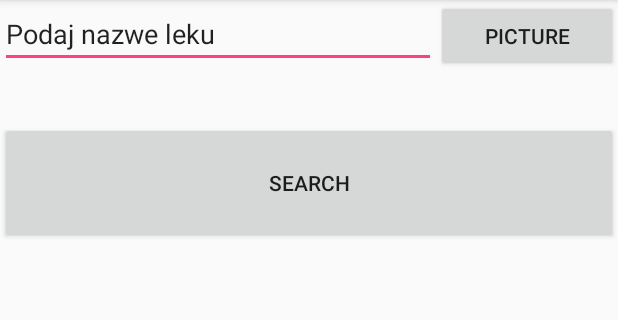
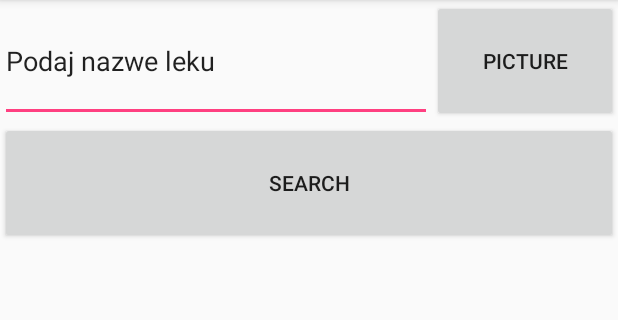
Before and after one commit to mrosicki/hackyeah-2018, an Android app: the screen it shows after launch (MainActivity), on a phone screen of 412 x 824 dp, the part 84-404 px from its top. Run offline under Robolectric (Android 15) with nearby library versions, the phone set to English and light mode, and no system bars; our stand-ins replace Room's generated code.

Commit message:
Dodanie sugestii i poprawienie guzika picture

```diff
--- a/app/src/main/java/com/prototype/hackyeah2018/MainActivity.java
+++ b/app/src/main/java/com/prototype/hackyeah2018/MainActivity.java
@@ -1,6 +1,7 @@
 package com.prototype.hackyeah2018;
 
 import java.sql.Time;
+import java.util.ArrayList;
 import java.util.List;
 
 import com.prototype.hackyeah2018.db.AppDatabase;
@@ -20,6 +21,8 @@ import android.os.AsyncTask;
 import android.os.Bundle;
 import android.support.v7.app.AppCompatActivity;
 import android.view.View;
+import android.widget.ArrayAdapter;
+import android.widget.AutoCompleteTextView;
 import android.widget.Button;
 
 public class MainActivity extends AppCompatActivity {
@@ -43,30 +46,44 @@ public class MainActivity extends AppCompatActivity {
         new FillDatabaseTask().execute();
 
         new GetAllMedicinesTask().execute();
-
+        final List<Medicine> matchedMedicines = new ArrayList<>();
 
 
         final Button takePicture= findViewById(R.id.buttonPicture);
+
+        final AutoCompleteTextView suggestions = findViewById(R.id.autoCompleteTextView);
 
         takePicture.setOnClickListener(new View.OnClickListener() {
             @Override
             public void onClick(View view) {
                 Intent intent = new Intent(getApplicationContext(),ReaderCaptureActivity.class);
+                matchedMedicines.clear();
                 startActivity(intent);
             }
         });
 
         if (getIntent().getStringArrayExtra("Array")!=null){
+            try {
+                Thread.sleep(1000);
+            } catch (InterruptedException e) {
+                e.printStackTrace();
+            }
             String[] textArray = getIntent().getStringArrayExtra("Array");
             for (int i = 0;i<textArray.length;i++){
                 for (int j = 0 ;j<medicineList.size();j++){
                     System.out.println("MainActivity: " + i + " " + textArray[i]);
                     if (medicineList.get(j).getName().toLowerCase().contains(textArray[i].toLowerCase())){
                         System.out.println("Found: " + textArray[i] + " in " + medicineList.get(j).getName());
-                        break;
+                        matchedMedicines.add(medicineList.get(j));
                     }
                 }
             }
+            ArrayAdapter<Medicine> adapter = new ArrayAdapter<>(this,R.layout.one_suggest_item,matchedMedicines);
+            suggestions.setAdapter(adapter);
+
+
+
+
         }
     }
 
--- a/app/src/main/res/layout/activity_main.xml
+++ b/app/src/main/res/layout/activity_main.xml
@@ -16,19 +16,17 @@
         android:orientation="horizontal"
         android:layout_weight="0.05">
 
-        <EditText
-            android:id="@+id/editText"
-            android:layout_width="wrap_content"
-            android:layout_height="wrap_content"
+        <AutoCompleteTextView
+            android:id="@+id/autoCompleteTextView"
+            android:layout_width="0dp"
+            android:layout_height="match_parent"
             android:layout_weight="0.7"
-            android:ems="10"
-            android:inputType="textPersonName"
             android:text="@string/podaj_nazwe_leku" />
 
         <Button
             android:id="@+id/buttonPicture"
-            android:layout_width="wrap_content"
-            android:layout_height="wrap_content"
+            android:layout_width="0dp"
+            android:layout_height="match_parent"
             android:layout_weight="0.3"
             android:text="@string/picture" />
     </LinearLayout>
```
Also changed, not shown: app/src/main/res/layout/one_suggest_item.xml (added, +10 -0 lines).
